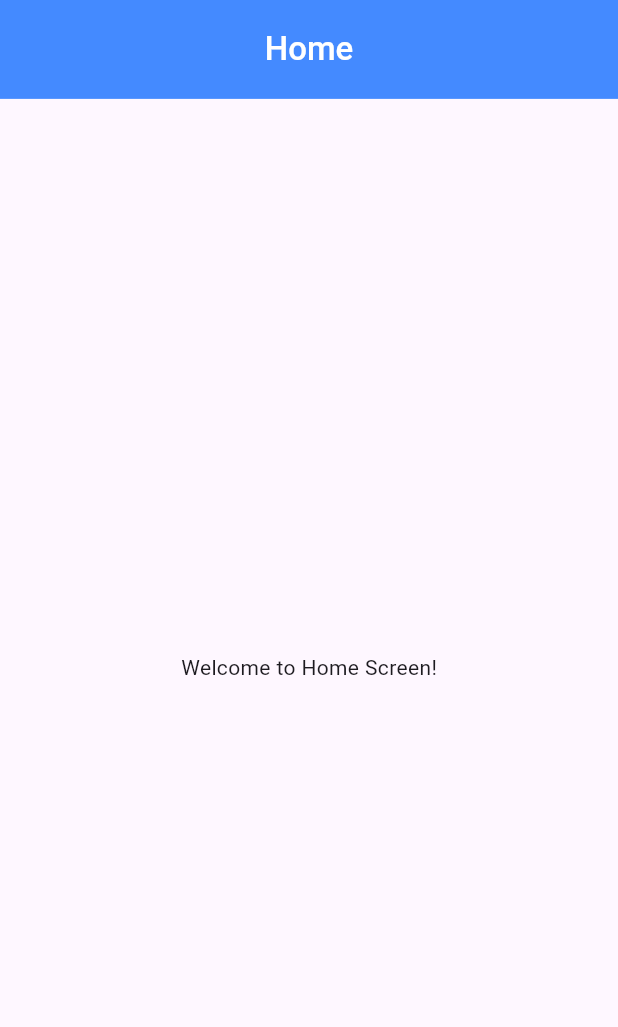
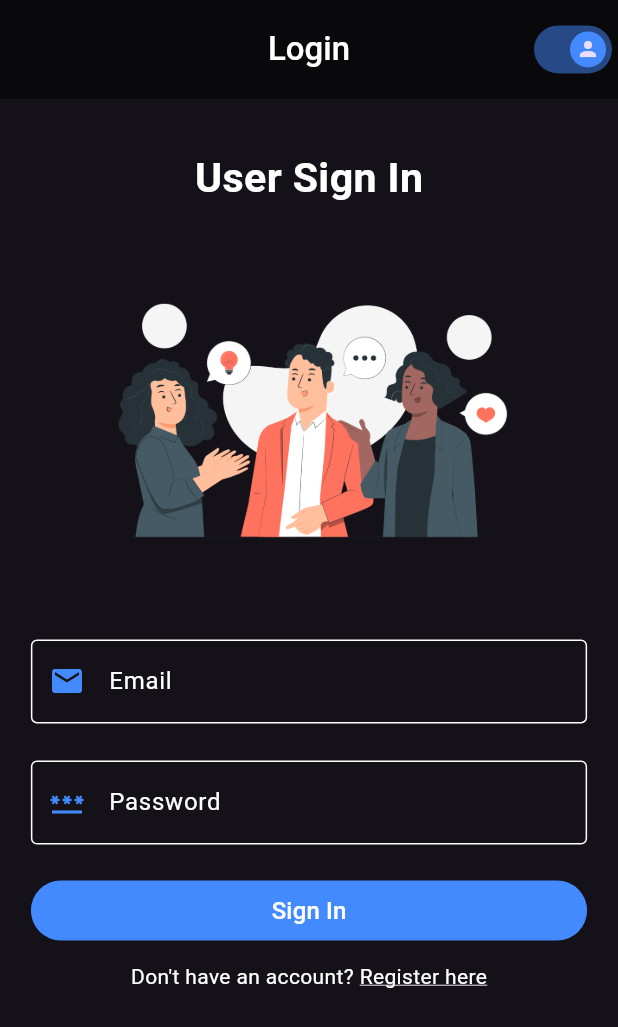
Before and after one commit to ShivamMenda/AetherWell-Mobile, a Flutter app: the screen it shows after launch, on a phone screen of 412 x 824 dp. Shown: the top 1027 px of the screen. Run offline on Flutter 3.47's test engine with Material 3 defaults, Android fonts, the phone set to English and light mode, and no system bars; our stand-ins replace get, shared_preferences, sizer; missing offline and left inert: mongo_dart.

Commit message:
ui: Added login and signup screen wth relevant Logic for one time login and user switch.

```diff
--- /dev/null
+++ b/lib/bindings/login_binding.dart
@@ -0,0 +1,9 @@
+import 'package:get/get.dart';
+import 'package:aetherwell/controllers/auth_controller.dart';
+
+class LoginBinding extends Bindings {
+  @override
+  void dependencies() {
+    Get.put<AuthController>(AuthController(), permanent: true);
+  }
+}
--- /dev/null
+++ b/lib/bindings/signup_binding.dart
@@ -0,0 +1,9 @@
+import 'package:get/get.dart';
+import 'package:aetherwell/controllers/auth_controller.dart';
+
+class SignupBinding extends Bindings {
+  @override
+  void dependencies() {
+    Get.put<AuthController>(AuthController(), permanent: true);
+  }
+}
--- a/lib/main.dart
+++ b/lib/main.dart
@@ -1,3 +1,4 @@
+import 'package:aetherwell/bindings/splash_binding.dart';
 import 'package:aetherwell/routes/app_pages.dart';
 import 'package:aetherwell/routes/app_routes.dart';
 import 'package:flutter/material.dart';
@@ -27,12 +28,14 @@ class MyApp extends StatelessWidget {
                   fontSize: 16.sp,
                   fontWeight: FontWeight.w500)),
           primarySwatch: Colors.blue,
+          primaryColor: Colors.blueAccent,
           visualDensity: VisualDensity.adaptivePlatformDensity,
-          brightness: Brightness.light,
+          brightness: Brightness.dark,
           useMaterial3: true,
         ),
         getPages: AppPages.pages,
-        initialRoute: AppRoutes.home,
+        initialBinding: SplashBinding(),
+        initialRoute: AppRoutes.splash,
       );
     });
   }
--- a/lib/routes/app_pages.dart
+++ b/lib/routes/app_pages.dart
@@ -1,9 +1,13 @@
+import 'package:aetherwell/bindings/login_binding.dart';
+import 'package:aetherwell/bindings/signup_binding.dart';
 import 'package:aetherwell/bindings/splash_binding.dart';
-
+import 'package:aetherwell/views/screens/doctor/home_screen.dart';
+import 'package:aetherwell/views/screens/login_screen.dart';
+import 'package:aetherwell/views/screens/signup_screen.dart';
 import 'app_routes.dart';
 import 'package:get/get.dart';
 import 'package:aetherwell/views/screens/splash_screen.dart';
-import 'package:aetherwell/views/screens/home_screen.dart';
+import 'package:aetherwell/views/screens/user/home_screen.dart';
 
 class AppPages {
   static final List<GetPage> pages = [
@@ -13,8 +17,22 @@ class AppPages {
       binding: SplashBinding(),
     ),
     GetPage(
-      name: AppRoutes.home,
-      page: () => const HomeScreen(),
+      name: AppRoutes.userHome,
+      page: () => UserHomeScreen(),
+    ),
+    GetPage(
+      name: AppRoutes.doctorHome,
+      page: () => DoctorHomeScreen(),
+    ),
+    GetPage(
+      name: AppRoutes.login,
+      page: () => LoginScreen(),
+      binding: LoginBinding(),
+    ),
+    GetPage(
+      name: AppRoutes.signup,
+      page: () => SignUpScreen(),
+      binding: SignupBinding(),
     ),
   ];
 }
--- a/lib/routes/app_routes.dart
+++ b/lib/routes/app_routes.dart
@@ -1,4 +1,7 @@
 class AppRoutes {
-  static const home = "/home";
+  static const userHome = "/user/home";
+  static const doctorHome="/doctor/home";
+  static const login = "/login";
+  static const signup = "/signup";
   static const splash = "/splash";
 }
--- a/lib/views/screens/home_screen.dart
+++ /dev/null
@@ -1,18 +0,0 @@
-import 'package:flutter/material.dart';
-
-class HomeScreen extends StatelessWidget {
-  const HomeScreen({super.key});
-
-  @override
-  Widget build(BuildContext context) {
-    return Scaffold(
-      appBar: AppBar(
-        title: const Text('Home'),
-        backgroundColor: Colors.blueAccent,
-      ),
-      body: const Center(
-        child: Text('Welcome to Home Screen!'),
-      ),
-    );
-  }
-}
--- /dev/null
+++ b/lib/views/screens/login_screen.dart
@@ -0,0 +1,176 @@
+import 'package:aetherwell/controllers/auth_controller.dart';
+import 'package:aetherwell/routes/app_routes.dart';
+import 'package:flutter/gestures.dart';
+import 'package:flutter/material.dart';
+import 'package:get/get.dart';
+import 'package:sizer/sizer.dart';
+
+class LoginScreen extends StatefulWidget {
+  const LoginScreen({super.key});
+
+  @override
+  State<LoginScreen> createState() => _LoginScreenState();
+}
+
+class _LoginScreenState extends State<LoginScreen> {
+  final TextEditingController emailController = TextEditingController();
+  final TextEditingController passwordController = TextEditingController();
+  final AuthController authController = Get.find<AuthController>();
+  final formKey = GlobalKey<FormState>();
+  final MaterialStateProperty<Icon?> thumbIcon =
+      MaterialStateProperty.resolveWith<Icon?>(
+    (Set<MaterialState> states) {
+      if (states.contains(MaterialState.selected)) {
+        return Icon(Icons.person);
+      }
+      return Icon(
+        Icons.medical_services,
+        color: Colors.white,
+      );
+    },
+  );
+  @override
+  Widget build(BuildContext context) {
+    return Scaffold(
+      appBar: AppBar(
+        title: Text('Login'),
+        backgroundColor: Colors.black54,
+        actions: [
+          Obx(() => Switch(
+                activeColor: Theme.of(context).primaryColor,
+                thumbIcon: thumbIcon,
+                inactiveThumbColor: Colors.red,
+                inactiveTrackColor: Colors.red[300],
+                value: authController.isUser.value,
+                onChanged: (value) => {authController.isUser.value = value},
+              ))
+        ],
+      ),
+      body: SingleChildScrollView(
+        child: Padding(
+          padding: EdgeInsets.symmetric(horizontal: 5.w, vertical: 4.h),
+          child: Form(
+              key: formKey,
+              child: Column(
+                mainAxisAlignment: MainAxisAlignment.center,
+                crossAxisAlignment: CrossAxisAlignment.center,
+                children: <Widget>[
+                  Obx(() => Text(
+                        "${authController.isUser.value == true ? "User" : "Doctor"} Sign In",
+                        style: TextStyle(
+                            color: Colors.white,
+                            fontSize: 20.sp,
+                            fontWeight: FontWeight.bold),
+                      )),
+                  Image.asset(
+                    "assets/images/login.png",
+                    height: 35.h,
+                  ),
+                  TextFormField(
+                    decoration: InputDecoration(
+                      hintStyle: TextStyle(color: Colors.white),
+                      disabledBorder: OutlineInputBorder(
+                        borderRadius: BorderRadius.all(Radius.circular(4)),
+                        borderSide: BorderSide(width: 1, color: Colors.white),
+                      ),
+                      enabledBorder: OutlineInputBorder(
+                        borderRadius: BorderRadius.all(Radius.circular(4)),
+                        borderSide: BorderSide(width: 1, color: Colors.white),
+                      ),
+                      border: OutlineInputBorder(
+                          borderRadius: BorderRadius.all(Radius.circular(4)),
+                          borderSide: BorderSide(
+                            width: 1,
+                          )),
+                      labelText: "Email",
+                      labelStyle: TextStyle(color: Colors.white),
+                      prefixIcon: Icon(
+                        Icons.email,
+                        color: Theme.of(context).primaryColor,
+                      ),
+                    ),
+                    // check tha validation
+                    validator: (val) {
+                      return RegExp(
+                                  r"^[a-zA-Z0-9.a-zA-Z0-9.!#$%&'*+-/=?^_`{|}~]+@[a-zA-Z0-9]+\.[a-zA-Z]+")
+                              .hasMatch(val!)
+                          ? null
+                          : "Please enter a valid email";
+                    },
+                  ),
+                  SizedBox(height: 3.h),
+                  TextFormField(
+                    obscureText: true,
+                    decoration: InputDecoration(
+                      hintStyle: TextStyle(color: Colors.white),
+                      disabledBorder: OutlineInputBorder(
+                        borderRadius: BorderRadius.all(Radius.circular(4)),
+                        borderSide: BorderSide(width: 1, color: Colors.white),
+                      ),
+                      enabledBorder: OutlineInputBorder(
+                        borderRadius: BorderRadius.all(Radius.circular(4)),
+                        borderSide: BorderSide(width: 1, color: Colors.white),
+                      ),
+                      border: OutlineInputBorder(
+                          borderRadius: BorderRadius.all(Radius.circular(4)),
+                          borderSide: BorderSide(
+                            width: 1,
+                          )),
+                      labelText: "Password",
+                      labelStyle: TextStyle(color: Colors.white),
+                      prefixIcon: Icon(
+                        Icons.password,
+                        color: Theme.of(context).primaryColor,
+                      ),
+                    ),
+                    validator: (val) {
+                      if (val!.length < 6) {
+                        return "Password must be at least 6 characters";
+                      } else {
+                        return null;
+                      }
+                    },
+                  ),
+                  const SizedBox(
+                    height: 20,
+                  ),
+                  SizedBox(
+                    width: double.infinity,
+                    child: ElevatedButton(
+                      style: ElevatedButton.styleFrom(
+                          primary: Theme.of(context).primaryColor,
+                          elevation: 0,
+                          shape: RoundedRectangleBorder(
+                              borderRadius: BorderRadius.circular(30))),
+                      child: const Text(
+                        "Sign In",
+                        style: TextStyle(color: Colors.white, fontSize: 16),
+                      ),
+                      onPressed: () {},
+                    ),
+                  ),
+                  const SizedBox(
+                    height: 10,
+                  ),
+                  Text.rich(TextSpan(
+                    text: "Don't have an account? ",
+                    style: const TextStyle(color: Colors.white, fontSize: 14),
+                    children: <TextSpan>[
+                      TextSpan(
+                          text: "Register here",
+                          style: const TextStyle(
+                              color: Colors.white,
+                              decoration: TextDecoration.underline),
+                          recognizer: TapGestureRecognizer()
+                            ..onTap = () {
+                              Get.offAllNamed(AppRoutes.signup);
+                            }),
+                    ],
+                  )),
+                ],
+              )),
+        ),
+      ),
+    );
+  }
+}
--- a/pubspec.yaml
+++ b/pubspec.yaml
@@ -38,6 +38,7 @@ dependencies:
   get: ^4.6.6
   sizer: ^2.0.15
   mongo_dart: ^0.10.0
+  shared_preferences: ^2.2.2
 
 dev_dependencies:
   flutter_test:
```
Also changed, not shown: lib/controllers/auth_controller.dart (+84 -3 lines), lib/views/screens/doctor/home_screen.dart (added, +29 -0 lines), lib/views/screens/signup_screen.dart (added, +347 -0 lines), lib/views/screens/user/home_screen.dart (added, +28 -0 lines), assets/images/login.png (added), assets/images/register.png (added), pubspec.lock, 6 other files.
